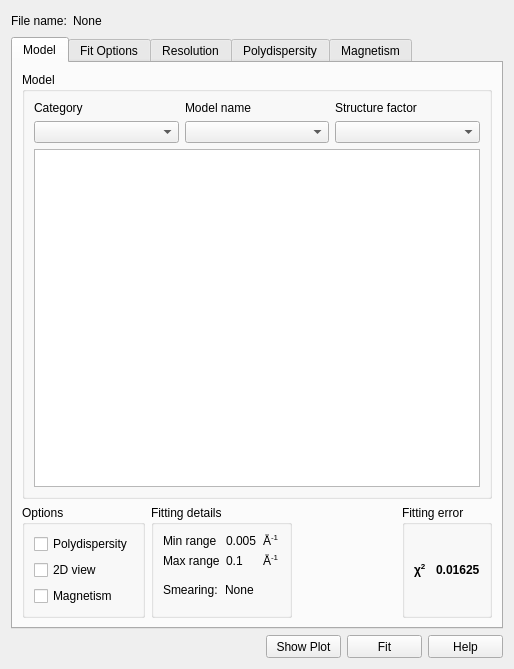
First picture: the form in src/sas/qtgui/Perspectives/Fitting/UI/FittingWidgetUI.ui, repository SasView/sasview, before the edit.
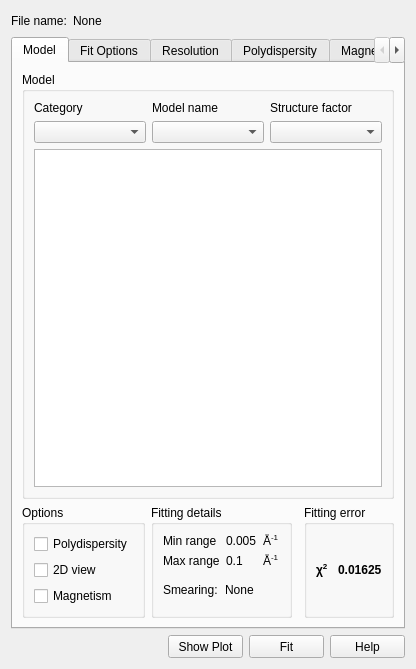
Second picture: the form after the edit.

Commit message: More comments from code review More properties saved in fitpage

Patch:
```diff
--- a/src/sas/qtgui/Perspectives/Fitting/UI/FittingWidgetUI.ui
+++ b/src/sas/qtgui/Perspectives/Fitting/UI/FittingWidgetUI.ui
@@ -6,10 +6,16 @@
    <rect>
     <x>0</x>
     <y>0</y>
-    <width>514</width>
+    <width>379</width>
     <height>669</height>
    </rect>
   </property>
+  <property name="sizePolicy">
+   <sizepolicy hsizetype="Preferred" vsizetype="Preferred">
+    <horstretch>0</horstretch>
+    <verstretch>0</verstretch>
+   </sizepolicy>
+  </property>
   <property name="windowTitle">
    <string>FittingWidget</string>
   </property>
```
The commit also changes 2 other files.
